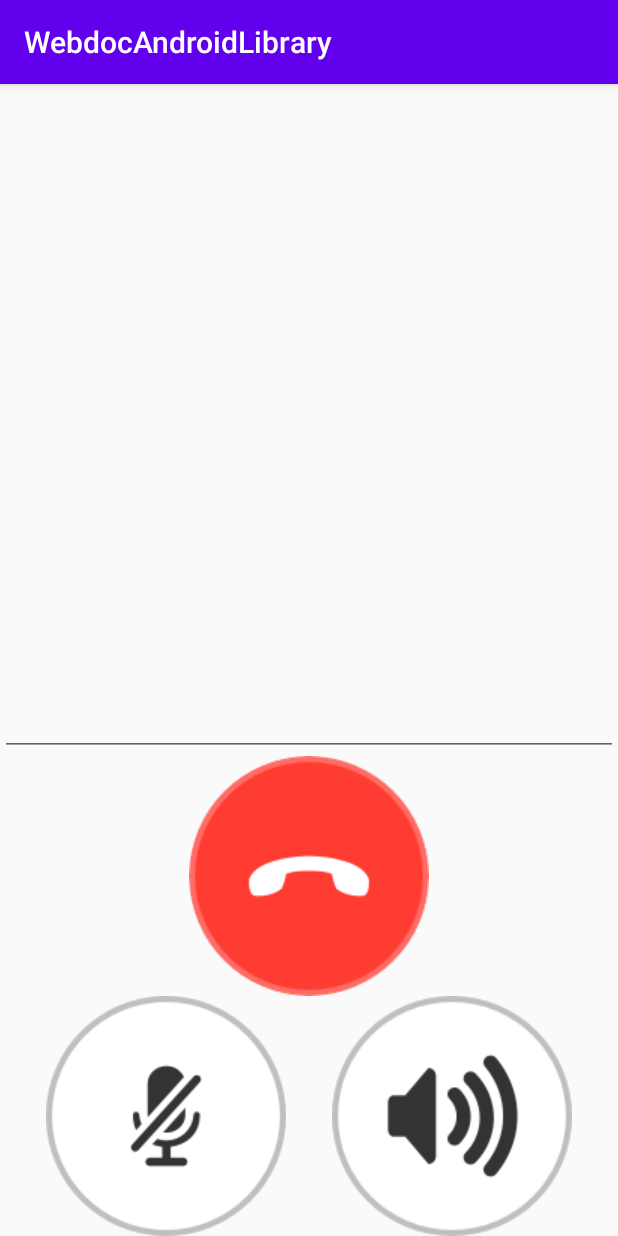
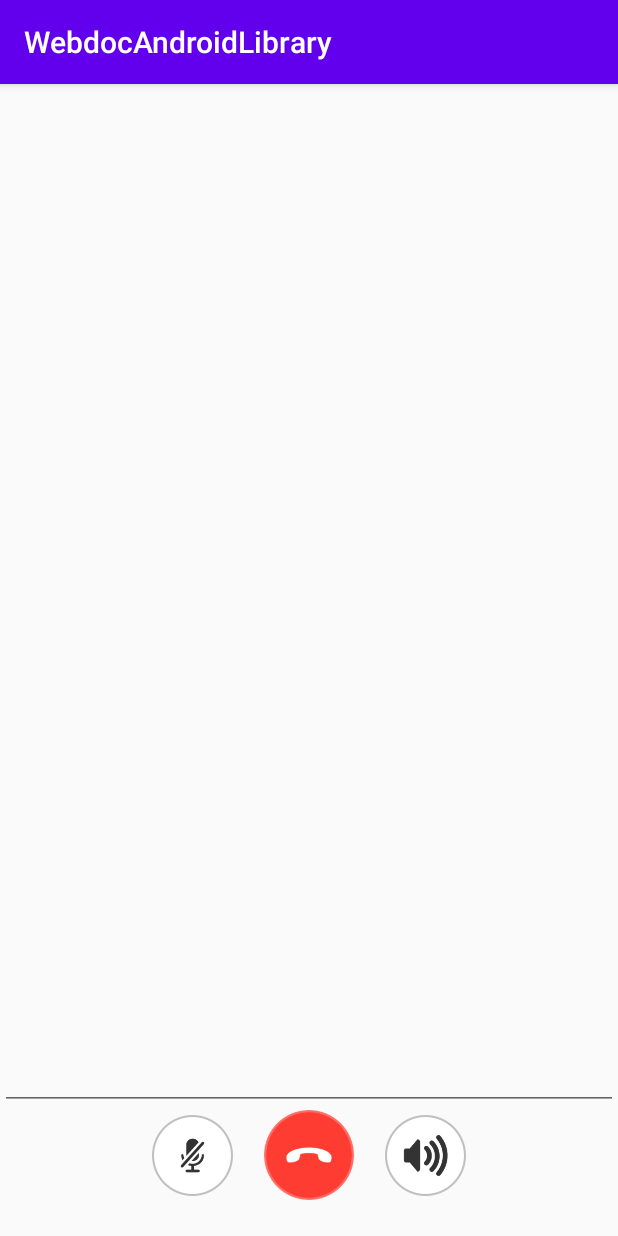
Before and after one commit to WebdocTech/WebdocOnlineDoctor, an Android app: the AudioCallScreenActivity screen opened directly, with no data from a screen before it, on a phone screen of 412 x 824 dp. Run offline under Robolectric (Android 15) with nearby library versions, the phone set to English and light mode, and no system bars; libraries missing offline, so code that uses them is left out: io.agora.rtc, org.slf4j; network calls fail; 5 statements that could not run were skipped.

Commit message:
audio screen fix

```diff
--- a/webdoc-library/src/main/java/com/wmalick/webdoc_library/Agora/AudioCallScreenActivity.java
+++ b/webdoc-library/src/main/java/com/wmalick/webdoc_library/Agora/AudioCallScreenActivity.java
@@ -10,6 +10,8 @@ import android.util.Log;
 import android.view.Menu;
 import android.view.MenuItem;
 import android.view.View;
+import android.view.ViewGroup;
+import android.view.Window;
 import android.view.WindowManager;
 import android.widget.EditText;
 import android.widget.FrameLayout;
@@ -17,6 +19,9 @@ import android.widget.ImageView;
 import android.widget.LinearLayout;
 import android.widget.TextView;
 import android.widget.Toast;
+
+import androidx.constraintlayout.widget.ConstraintLayout;
+import androidx.core.view.ViewCompat;
 
 import com.wmalick.webdoc_library.R;
 
@@ -40,8 +45,10 @@ public class AudioCallScreenActivity extends BaseActivity implements AGEventHand
 
     @Override
     protected void onCreate(Bundle savedInstanceState) {
+
         super.onCreate(savedInstanceState);
         setContentView(R.layout.activity_audio_call_screen);
+
     }
 
     @Override
@@ -83,11 +90,11 @@ public class AudioCallScreenActivity extends BaseActivity implements AGEventHand
         TextView textChannelName = (TextView) findViewById(R.id.channel_name);
         textChannelName.setText(channelName);
 
-        optional();
+        //optional();
 
-        LinearLayout bottomContainer = (LinearLayout) findViewById(R.id.bottom_container);
-        FrameLayout.MarginLayoutParams fmp = (FrameLayout.MarginLayoutParams) bottomContainer.getLayoutParams();
-        fmp.bottomMargin = virtualKeyHeight() + 16;
+        /*ConstraintLayout bottomContainer = (ConstraintLayout) findViewById(R.id.bottom_container);
+        ConstraintLayout.MarginLayoutParams fmp = (ConstraintLayout.MarginLayoutParams) bottomContainer.getLayoutParams();
+        fmp.bottomMargin = virtualKeyHeight() + 16;*/
     }
 
     private Handler mMainHandler;
--- a/webdoc-library/src/main/java/com/wmalick/webdoc_library/Dashboard/Fragments/ConsultDoctorFragments/DoctorConsult/DoctorConsultActivity.java
+++ b/webdoc-library/src/main/java/com/wmalick/webdoc_library/Dashboard/Fragments/ConsultDoctorFragments/DoctorConsult/DoctorConsultActivity.java
@@ -85,8 +85,8 @@ public class DoctorConsultActivity extends BaseActivity {
         vSettings().mChannelName = callingID;
         Intent i = new Intent(this, AudioCallScreenActivity.class);
         i.putExtra(ConstantApp.ACTION_KEY_CHANNEL_NAME, callingID);
-        i.putExtra(ConstantApp.ACTION_KEY_USER_ACCOUNT, "waleed@webdoc.com.pk");
-        i.putExtra(ConstantApp.CALLED_USER, "saif@webdoc.com.pk");
+        i.putExtra(ConstantApp.ACTION_KEY_USER_ACCOUNT, "saif@webdoc.com.pk");
+        i.putExtra(ConstantApp.CALLED_USER, "waleed@webdoc.com.pk");
         i.putExtra(ConstantApp.ACTION_KEY_USER_TOKEN, "");
         startActivity(i);
 
--- a/webdoc-library/src/main/res/layout/activity_audio_call_screen.xml
+++ b/webdoc-library/src/main/res/layout/activity_audio_call_screen.xml
@@ -1,15 +1,11 @@
 <?xml version="1.0" encoding="UTF-8"?>
-<FrameLayout xmlns:android="http://schemas.android.com/apk/res/android"
+<androidx.constraintlayout.widget.ConstraintLayout
+    xmlns:android="http://schemas.android.com/apk/res/android"
     xmlns:app="http://schemas.android.com/apk/res-auto"
     xmlns:tools="http://schemas.android.com/tools"
     android:layout_width="match_parent"
     android:layout_height="match_parent"
-    tools:context=".Agora.AudioCallScreenActivity"
-    android:keepScreenOn="true">
-
-    <androidx.constraintlayout.widget.ConstraintLayout
-        android:layout_width="match_parent"
-        android:layout_height="match_parent">
+    tools:context=".Agora.AudioCallScreenActivity">
 
     <TextView
         android:id="@+id/channel_name"
@@ -28,41 +24,26 @@
         app:layout_constraintStart_toStartOf="parent"
         app:layout_constraintTop_toTopOf="parent" />
 
-        <com.wmalick.webdoc_library.Agora.AGLinearLayout
+    <androidx.constraintlayout.widget.ConstraintLayout
         android:id="@+id/bottom_container"
-            android:layout_width="match_parent"
+        android:layout_width="0dp"
         android:layout_height="wrap_content"
         android:layout_alignParentStart="true"
         android:layout_alignParentLeft="true"
         android:layout_alignParentBottom="true"
+        android:layout_marginBottom="24dp"
         android:orientation="vertical"
         app:layout_constraintBottom_toBottomOf="parent"
         app:layout_constraintEnd_toEndOf="parent"
-            app:layout_constraintStart_toStartOf="parent">
-
-            <ImageView
-                android:id="@+id/bottom_action_end_call"
-                android:layout_width="wrap_content"
-                android:layout_height="wrap_content"
-                android:layout_gravity="center_horizontal"
-                android:onClick="onEndCallClicked"
-                android:scaleType="center"
-                android:src="@drawable/btn_endcall" />
-
-            <androidx.constraintlayout.widget.ConstraintLayout
-                android:id="@+id/bottom_action_container"
-                android:layout_width="match_parent"
-                android:layout_height="wrap_content"
-                android:gravity="center_vertical"
-                android:orientation="horizontal">
+        app:layout_constraintStart_toStartOf="parent"
+        app:layout_constraintTop_toBottomOf="@+id/msg_list">
 
 
             <ImageView
                 android:id="@id/switch_speaker_id"
-                    android:layout_width="wrap_content"
-                    android:layout_height="wrap_content"
+                android:layout_width="@dimen/other_button_size"
+                android:layout_height="@dimen/other_button_size"
                 android:onClick="onSwitchSpeakerClicked"
-                    android:scaleType="center"
                 android:src="@drawable/btn_speaker"
                 app:layout_constraintBottom_toBottomOf="@+id/imageView2"
                 app:layout_constraintEnd_toEndOf="parent"
@@ -71,11 +52,22 @@
                 app:layout_constraintTop_toTopOf="@+id/imageView2" />
 
             <ImageView
+                android:id="@+id/bottom_action_end_call"
+                android:layout_width="@dimen/call_button_size"
+                android:layout_height="@dimen/call_button_size"
+                android:layout_gravity="center_horizontal"
+                android:onClick="onEndCallClicked"
+                android:src="@drawable/btn_endcall"
+                app:layout_constraintBottom_toBottomOf="parent"
+                app:layout_constraintEnd_toStartOf="@+id/switch_speaker_id"
+                app:layout_constraintStart_toEndOf="@+id/imageView2"
+                app:layout_constraintTop_toTopOf="parent" />
+
+            <ImageView
                 android:id="@+id/imageView2"
-                    android:layout_width="wrap_content"
-                    android:layout_height="wrap_content"
+                android:layout_width="@dimen/other_button_size"
+                android:layout_height="@dimen/other_button_size"
                 android:onClick="onVoiceMuteClicked"
-                    android:scaleType="center"
                 android:src="@drawable/btn_mute"
                 app:layout_constraintBottom_toBottomOf="parent"
                 app:layout_constraintEnd_toStartOf="@+id/switch_speaker_id"
@@ -83,10 +75,7 @@
                 app:layout_constraintStart_toStartOf="parent"
                 app:layout_constraintTop_toTopOf="parent" />
 
-
     </androidx.constraintlayout.widget.ConstraintLayout>
-
-        </com.wmalick.webdoc_library.Agora.AGLinearLayout>
 
     <EditText
         android:id="@+id/msg_list"
@@ -106,4 +95,3 @@
         app:layout_constraintTop_toBottomOf="@+id/channel_name" />
 
 </androidx.constraintlayout.widget.ConstraintLayout>
-</FrameLayout>
```
Lines whose indentation alone changed are shown as unchanged.
